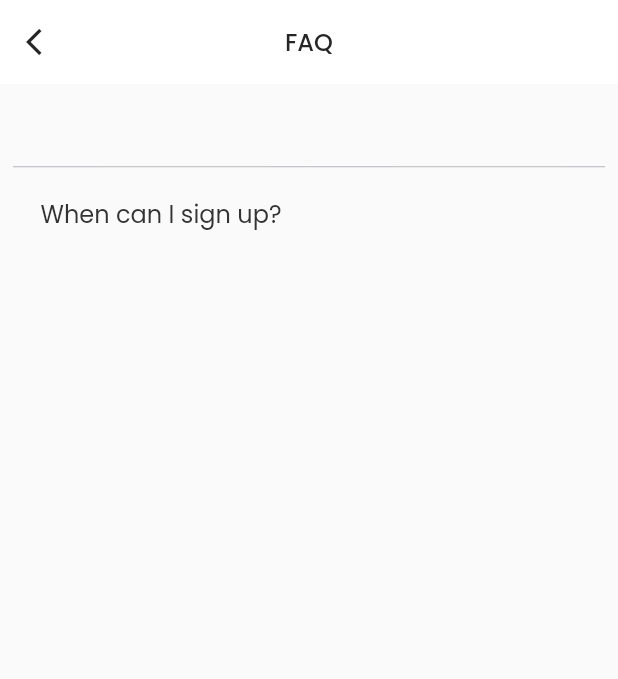
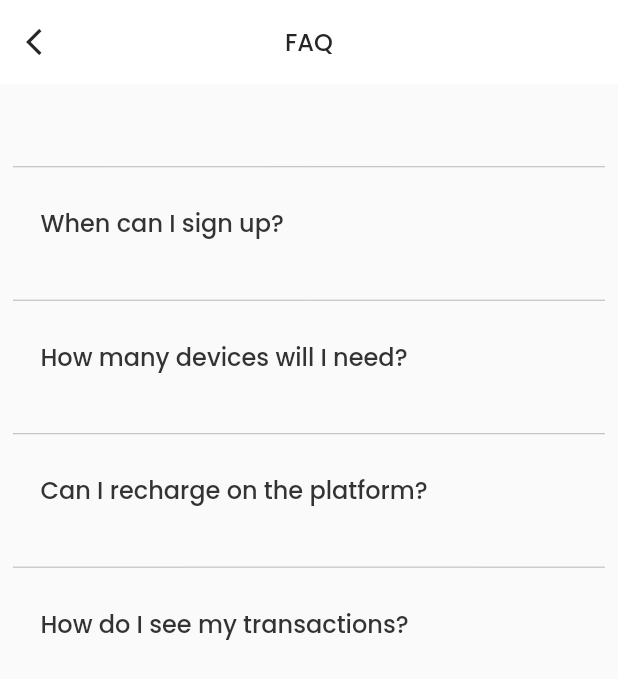
Before and after one commit to Ire-oluwa/simservers, a Flutter app: the FAQ screen opened by its route, on a phone screen of 412 x 824 dp. Shown: the top 679 px of the screen. Run offline on Flutter 3.47's test engine with Material 2 defaults, Android fonts, the phone set to English and light mode, and no system bars; our stand-ins replace fl_chart, flutter_screenutil, flutter_svg, font_awesome_flutter, google_fonts; missing offline and left inert: platform_device_id.

Commit message:
showed answer below question if tapped

```diff
--- a/lib/constants/app_constants.dart
+++ b/lib/constants/app_constants.dart
@@ -16,7 +16,7 @@ const kPasswordInputType = TextInputType.visiblePassword;
 const kNameInputType = TextInputType.text;
 const kNextInputAction = TextInputAction.next;
 const kLabelTextColour = Color(0xFF575757);
-
+const kUnselectedQuestion = Color(0xFF333333);
 
 VoidCallback kUnfocus = () {
   FocusManager.instance.primaryFocus?.unfocus();
--- a/lib/providers/faq_provider/faq_provider.dart
+++ b/lib/providers/faq_provider/faq_provider.dart
@@ -1,10 +1,10 @@
 import 'package:flutter/material.dart';
 
-class FAQProvider extends ChangeNotifier{
+class FAQProvider extends ChangeNotifier {
   late bool isQuestionClicked = false;
 
-  showAnswer(){
-    isQuestionClicked = true;
-
+  showAnswer() {
+    isQuestionClicked = !isQuestionClicked;
+    notifyListeners();
   }
 }
--- a/lib/screens/help/faq.dart
+++ b/lib/screens/help/faq.dart
@@ -1,11 +1,51 @@
 import 'package:flutter/material.dart';
 import 'package:flutter_screenutil/flutter_screenutil.dart';
 import 'package:simservers/constants/app_constants.dart';
+import 'package:simservers/providers/faq_provider/faq_provider.dart';
+import 'package:simservers/widgets/build_question/build_question.dart';
 import 'package:simservers/widgets/custom_text.dart';
+import 'package:provider/provider.dart';
 
-class FAQ extends StatelessWidget {
+class FAQ extends StatefulWidget {
   const FAQ({Key? key}) : super(key: key);
   static const String id = "faq";
+
+  @override
+  State<FAQ> createState() => _FAQState();
+}
+
+class _FAQState extends State<FAQ> {
+  late bool isQuestion1Clicked = false;
+  late bool isQuestion2Clicked = false;
+  late bool isQuestion3Clicked = false;
+  late bool isQuestion4Clicked = false;
+  late bool isQuestion5Clicked = false;
+
+  clickQuestion1() {
+    setState(() => isQuestion1Clicked = !isQuestion1Clicked);
+  }
+
+  clickQuestion2() {
+    setState(() => isQuestion2Clicked = !isQuestion2Clicked);
+  }
+
+  clickQuestion3() {
+    setState(() => isQuestion3Clicked = !isQuestion3Clicked);
+  }
+
+  clickQuestion4() {
+    setState(() => isQuestion4Clicked = !isQuestion4Clicked);
+  }
+
+  clickQuestion5() {
+    setState(() => isQuestion5Clicked = !isQuestion5Clicked);
+  }
+
+  @override
+  void initState() {
+    isQuestion1Clicked = false;
+    super.initState();
+  }
 
   @override
   Widget build(BuildContext context) {
@@ -40,7 +80,37 @@ class FAQ extends StatelessWidget {
                 crossAxisAlignment: CrossAxisAlignment.start,
                 children: [
                   SizedBox(height: 53.0.h),
-                  _buildQuestion("When can I sign up?", context),
+                  Column(
+                    children: [
+                      BuildQuestion(
+                        question: "When can I sign up?",
+                        answer: "You can sign up as soon as possible.",
+                        isQuestionClicked: isQuestion1Clicked,
+                        onQuestionClicked: clickQuestion1,
+                      ),
+                      BuildQuestion(
+                        question: "How many devices will I need?",
+                        answer:
+                            "Depends on your transaction range but you may need more than one device.",
+                        onQuestionClicked: clickQuestion2,
+                        isQuestionClicked: isQuestion2Clicked,
+                      ),
+                      BuildQuestion(
+                        question: "Can I recharge on the platform?",
+                        onQuestionClicked: clickQuestion3,
+                        isQuestionClicked: isQuestion3Clicked,
+                        answer:
+                            "Yes, you can do both airtime and data on SIMSERVERS.IO",
+                      ),
+                      BuildQuestion(
+                        question: "How do I see my transactions?",
+                        onQuestionClicked: clickQuestion4,
+                        isQuestionClicked: isQuestion4Clicked,
+                        answer:
+                            "All transactions are recorded under Transactions history",
+                      ),
+                    ],
+                  )
                 ],
               ),
             ),
@@ -50,32 +120,3 @@ class FAQ extends StatelessWidget {
     );
   }
 }
-
-Widget _buildQuestion(question, context) {
-  return Column(
-    crossAxisAlignment: CrossAxisAlignment.start,
-    children: [
-      const Divider(
-        color: Color(0xFFB7B7BD),
-        // thickness: 1.0.h,
-      ),
-      Padding(
-        padding: EdgeInsets.only(top: 13.0.h ,bottom: 13.0.h),
-        child: GestureDetector(
-          child: Container(
-            padding: EdgeInsets.only(left: 19.0.w),
-            child: CustomText(
-              text: question,
-              fontSize: 18.0.sp,
-              colour: const Color(0xFF333333),
-            ),
-          ),
-        ),
-      ),
-    ],
-  );
-}
-
-// Widget _buildAnswer(){
-//
-// }
--- /dev/null
+++ b/lib/widgets/build_question/build_question.dart
@@ -0,0 +1,66 @@
+import 'package:flutter/material.dart';
+import 'package:flutter_screenutil/flutter_screenutil.dart';
+import 'package:simservers/constants/app_constants.dart';
+import 'package:simservers/widgets/custom_text.dart';
+
+class BuildQuestion extends StatefulWidget {
+  const BuildQuestion({
+    Key? key,
+    required this.question,
+    required this.onQuestionClicked,
+    required this.isQuestionClicked,
+    required this.answer,
+  }) : super(key: key);
+  final String question;
+  final String answer;
+  final VoidCallback onQuestionClicked;
+  final bool isQuestionClicked;
+
+  @override
+  State<BuildQuestion> createState() => _BuildQuestionState();
+}
+
+class _BuildQuestionState extends State<BuildQuestion> {
+  @override
+  Widget build(BuildContext context) {
+    return SizedBox(
+      height: widget.isQuestionClicked ? 200.0.h : 100.0.h,
+      child: Column(
+        crossAxisAlignment: CrossAxisAlignment.start,
+        children: [
+          const Divider(
+            color: Color(0xFFB7B7BD),
+          ),
+          GestureDetector(
+            onTap: widget.onQuestionClicked,
+            child: Container(
+              padding: EdgeInsets.only(top: 20.0.h, left: 19.0.w),
+              child: CustomText(
+                text: widget.question,
+                fontSize: 18.0.sp,
+                colour: widget.isQuestionClicked
+                    ? kSecondaryBlue
+                    : kUnselectedQuestion,
+                fontWeight: widget.isQuestionClicked
+                    ? FontWeight.bold
+                    : FontWeight.w500,
+              ),
+            ),
+          ),
+          Padding(
+            padding: EdgeInsets.only(top: 13.0.h, left: 14.0.w),
+            child: widget.isQuestionClicked
+                ? Container(
+                    padding: EdgeInsets.only(top: 13.0.h, left: 14.0.w),
+                    height: 75.0.h,
+                    width: MediaQuery.of(context).size.width,
+                    color: const Color(0xFFE7ECF8),
+                    child: CustomText(text: widget.answer),
+                  )
+                : null,
+          ),
+        ],
+      ),
+    );
+  }
+}
```
